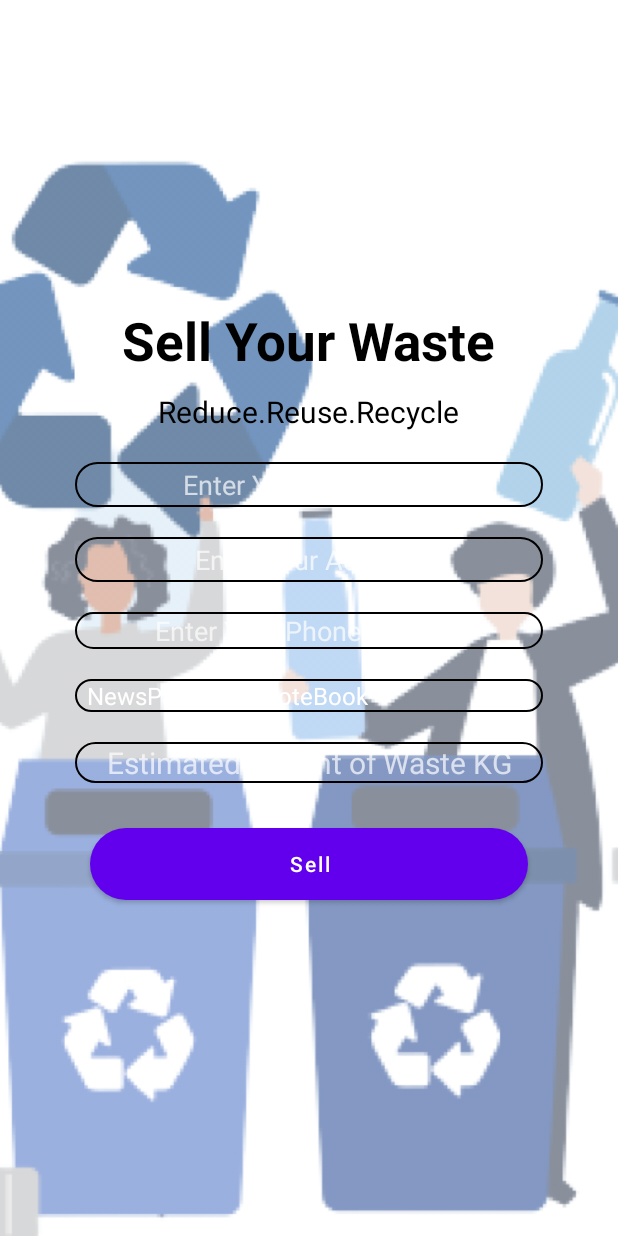
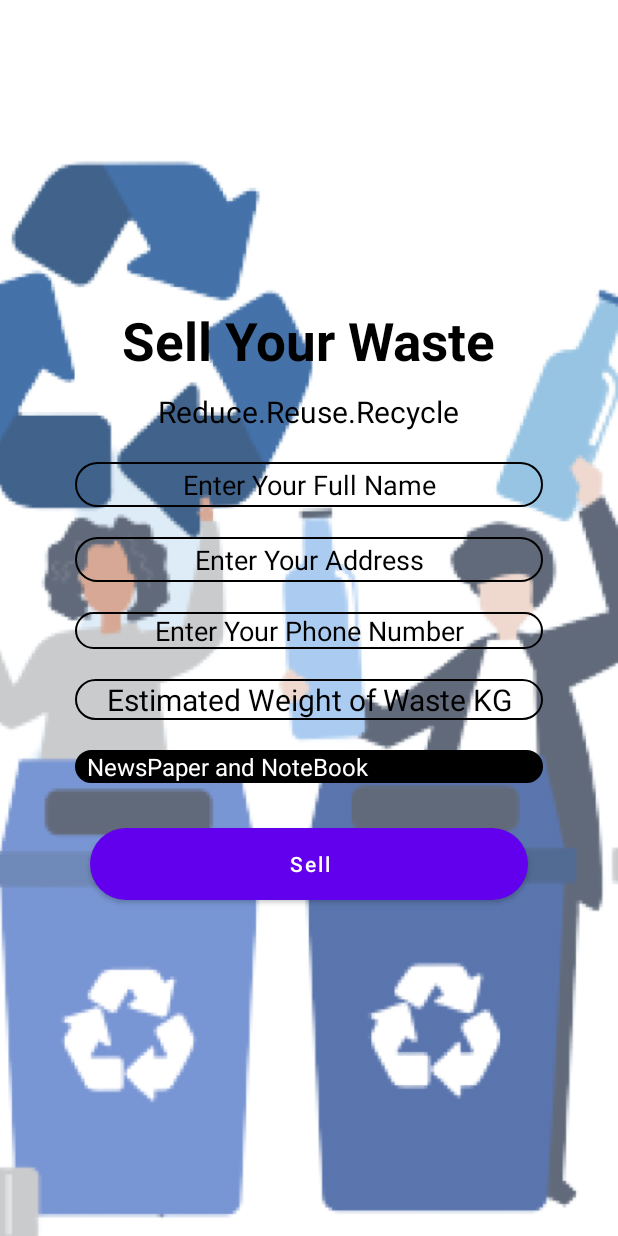
Before and after one commit to divshiv2611/recyclo, an Android app: the SellNow screen opened directly, with no data from a screen before it, on a phone screen of 412 x 824 dp. Run offline under Robolectric (Android 15) with nearby library versions, the phone set to English and light mode, and no system bars; libraries missing offline, so code that uses them is left out: javax.mail, javax.mail.internet.

Commit message:
minor change1

```diff
--- a/app/src/main/java/com/example/recyclo/SellNow.java
+++ b/app/src/main/java/com/example/recyclo/SellNow.java
@@ -60,7 +60,7 @@ public class SellNow extends AppCompatActivity implements AdapterView.OnItemSele
             sell1.setOnClickListener(new View.OnClickListener() {
                 @Override
                 public void onClick(View v) {
-                    if (name1.length() == 0 || address1.length() == 0 || phone1.length() != 10 || weight1.length() == 0)
+                    if (name1.length() == 0 || address1.length() == 0 || phone1.length() != 10 || weight1.length() == 0 )
                         Toast.makeText(getApplicationContext(),"Entries are Not filled Properly",Toast.LENGTH_SHORT).show();
                     else {
                         final String username = "divyanshsinghds2002@gmail.com";
--- a/app/src/main/res/layout/activity_main.xml
+++ b/app/src/main/res/layout/activity_main.xml
@@ -38,6 +38,7 @@
         android:layout_marginEnd="288dp"
         android:layout_marginBottom="46dp"
         android:text="Turn Your Waste Into Savings"
+        android:textColor="@color/black"
         android:textSize="25dp"
         app:layout_constraintBottom_toBottomOf="parent"
         app:layout_constraintEnd_toEndOf="parent"
@@ -49,6 +50,7 @@
         android:layout_width="wrap_content"
         android:layout_height="wrap_content"
         android:text="Reduce.Reuse.Recycle"
+        android:textColor="@color/black"
         android:textSize="25dp"
         app:layout_constraintBottom_toTopOf="@+id/imageView"
         app:layout_constraintEnd_toEndOf="parent"
--- a/app/src/main/res/layout/activity_sell_now.xml
+++ b/app/src/main/res/layout/activity_sell_now.xml
@@ -12,7 +12,7 @@
         android:layout_height="match_parent"
         android:src="@drawable/img"
         android:scaleType="centerCrop"
-        android:alpha="0.6"/>
+        android:alpha="0.8"/>
 
     <LinearLayout
 
@@ -50,7 +50,8 @@
             android:background="@drawable/rounded_border"
             android:gravity="center"
             android:hint="Enter Your Full Name"
-            android:textColor="@color/black" />
+            android:textColor="@color/black"
+            android:textColorHint="@color/black" />
 
         <EditText
             android:id="@+id/address"
@@ -61,7 +62,8 @@
             android:background="@drawable/rounded_border"
             android:gravity="center"
             android:hint="Enter Your Address"
-            android:textColor="@color/black" />
+            android:textColor="@color/black"
+            android:textColorHint="@color/black" />
 
         <EditText
             android:id="@+id/phone"
@@ -73,8 +75,24 @@
             android:gravity="center"
             android:hint="Enter Your Phone Number"
             android:inputType="number"
-            android:textColor="@color/black" />
+            android:textColor="@color/black"
+            android:textColorHint="@color/black" />
 
+
+
+        <EditText
+            android:id="@+id/weight"
+            android:layout_width="match_parent"
+            android:layout_height="wrap_content"
+            android:layout_margin="10dp"
+            android:height="30dp"
+            android:background="@drawable/rounded_border"
+            android:gravity="center"
+            android:hint="Estimated Weight of Waste KG"
+            android:inputType="number"
+            android:textColor="@color/black"
+            android:textColorHint="@color/black"
+            android:textSize="20dp" />
         <Spinner
             android:id="@+id/type"
             android:layout_width="match_parent"
@@ -84,21 +102,9 @@
             android:background="@drawable/rounded_border"
             android:gravity="center"
             android:hint="Type Of Waste"
-            android:textColor="@color/black" />
-
-        <EditText
-            android:id="@+id/weight"
-            android:layout_width="match_parent"
-            android:layout_height="wrap_content"
-            android:layout_margin="10dp"
-            android:height="30dp"
-            android:background="@drawable/rounded_border"
-            android:gravity="center"
-            android:textSize="20dp"
-            android:hint="Estimated Weight of Waste KG"
-            android:inputType="number"
-            android:textColor="@color/black" />
-
+            android:backgroundTint="@color/black"
+            android:textColor="@color/black"
+            android:textColorHint="@color/black" />
 
 
         <Button
--- a/app/src/main/res/values-night/themes.xml
+++ b/app/src/main/res/values-night/themes.xml
@@ -3,7 +3,7 @@
     <style name="Theme.Recyclo" parent="Theme.MaterialComponents.NoActionBar">
         <!-- Primary brand color. -->
         <item name="colorPrimary">@color/purple_200</item>
-        <item name="colorPrimaryVariant">@color/purple_700</item>
+        <item name="colorPrimaryVariant">@color/button</item>
         <item name="colorOnPrimary">@color/white</item>
         <!-- Secondary brand color. -->
         <item name="colorSecondary">@color/teal_200</item>
--- a/app/src/main/res/values/array.xml
+++ b/app/src/main/res/values/array.xml
@@ -1,6 +1,7 @@
 <?xml version="1.0" encoding="utf-8"?>
 <resources>
     <string-array name="TypeOfWaste">
+
         <item>NewsPaper and NoteBook</item>
         <item>Plastic Materials</item>
         <item>Glass Materails</item>
--- a/app/src/main/res/values/themes.xml
+++ b/app/src/main/res/values/themes.xml
@@ -3,7 +3,7 @@
     <style name="Theme.Recyclo" parent="Theme.MaterialComponents.NoActionBar">
         <!-- Primary brand color. -->
         <item name="colorPrimary">@color/purple_500</item>
-        <item name="colorPrimaryVariant">@color/purple_700</item>
+        <item name="colorPrimaryVariant">@color/button</item>
         <item name="colorOnPrimary">@color/white</item>
         <!-- Secondary brand color. -->
         <item name="colorSecondary">@color/teal_200</item>
```
